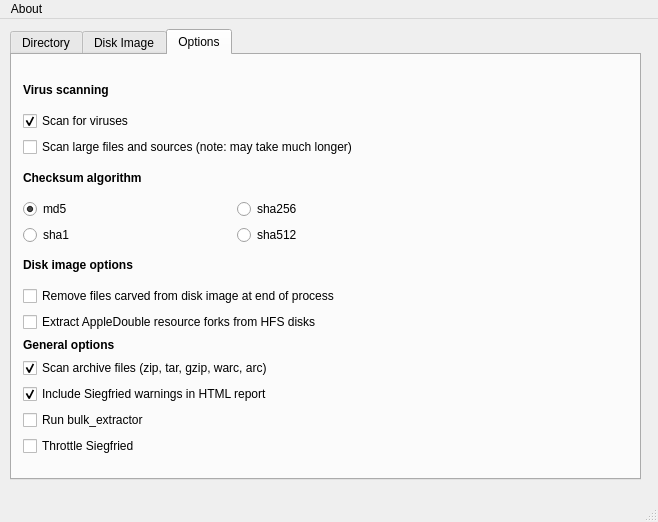
This is design.ui in tw4l/brunnhilde-gui as Qt 5 draws it before an edit. The edited form follows.
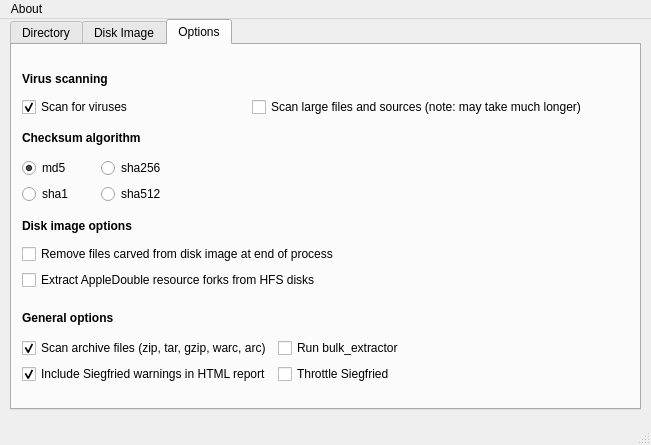
This is the edited form. The open tabs and pages were chosen to show the change.

Commit message: Resize options

The edit to the form file:
```diff
--- a/design.ui
+++ b/design.ui
@@ -6,8 +6,8 @@
    <rect>
     <x>0</x>
     <y>0</y>
-    <width>658</width>
-    <height>522</height>
+    <width>651</width>
+    <height>445</height>
    </rect>
   </property>
   <property name="windowTitle">
@@ -18,9 +18,9 @@
     <property name="geometry">
      <rect>
       <x>10</x>
-      <y>10</y>
+      <y>0</y>
       <width>631</width>
-      <height>451</height>
+      <height>391</height>
      </rect>
     </property>
     <property name="currentIndex">
@@ -309,17 +309,48 @@
      <attribute name="title">
       <string>Options</string>
      </attribute>
-     <widget class="QWidget" name="layoutWidget_3">
+     <widget class="QWidget" name="">
       <property name="geometry">
        <rect>
-        <x>11</x>
-        <y>21</y>
-        <width>422</width>
-        <height>380</height>
+        <x>10</x>
+        <y>170</y>
+        <width>401</width>
+        <height>75</height>
        </rect>
       </property>
-      <layout class="QVBoxLayout" name="verticalLayout_16">
+      <layout class="QVBoxLayout" name="verticalLayout_3">
        <item>
+        <widget class="QLabel" name="label_8">
+         <property name="text">
+          <string>&lt;html&gt;&lt;head/&gt;&lt;body&gt;&lt;p&gt;&lt;span style=&quot; font-weight:600;&quot;&gt;Disk image options&lt;/span&gt;&lt;/p&gt;&lt;/body&gt;&lt;/html&gt;</string>
+         </property>
+        </widget>
+       </item>
+       <item>
+        <widget class="QCheckBox" name="removeFiles">
+         <property name="text">
+          <string>Remove files carved from disk image at end of process</string>
+         </property>
+        </widget>
+       </item>
+       <item>
+        <widget class="QCheckBox" name="resForks">
+         <property name="text">
+          <string>Extract AppleDouble resource forks from HFS disks</string>
+         </property>
+        </widget>
+       </item>
+      </layout>
+     </widget>
+     <widget class="QWidget" name="">
+      <property name="geometry">
+       <rect>
+        <x>10</x>
+        <y>23</y>
+        <width>565</width>
+        <height>49</height>
+       </rect>
+      </property>
         <layout class="QVBoxLayout" name="verticalLayout">
          <item>
           <widget class="QLabel" name="label_2">
@@ -329,6 +360,8 @@
           </widget>
          </item>
          <item>
+        <layout class="QHBoxLayout" name="horizontalLayout_7">
+         <item>
           <widget class="QCheckBox" name="virusScan">
            <property name="text">
             <string>Scan for viruses</string>
@@ -347,7 +380,17 @@
          </item>
         </layout>
        </item>
-       <item>
+      </layout>
+     </widget>
+     <widget class="QWidget" name="">
+      <property name="geometry">
+       <rect>
+        <x>10</x>
+        <y>80</y>
+        <width>151</width>
+        <height>79</height>
+       </rect>
+      </property>
         <layout class="QVBoxLayout" name="verticalLayout_2">
          <item>
           <widget class="QLabel" name="label_3">
@@ -357,7 +400,7 @@
           </widget>
          </item>
          <item>
-          <layout class="QHBoxLayout" name="horizontalLayout_7">
+        <layout class="QHBoxLayout" name="horizontalLayout_8">
            <item>
             <widget class="QRadioButton" name="md5">
              <property name="text">
@@ -378,7 +421,7 @@
           </layout>
          </item>
          <item>
-          <layout class="QHBoxLayout" name="horizontalLayout_8">
+        <layout class="QHBoxLayout" name="horizontalLayout_9">
            <item>
             <widget class="QRadioButton" name="sha1">
              <property name="text">
@@ -396,33 +439,16 @@
           </layout>
          </item>
         </layout>
-       </item>
-       <item>
-        <layout class="QVBoxLayout" name="verticalLayout_3">
-         <item>
-          <widget class="QLabel" name="label_8">
-           <property name="text">
-            <string>&lt;html&gt;&lt;head/&gt;&lt;body&gt;&lt;p&gt;&lt;span style=&quot; font-weight:600;&quot;&gt;Disk image options&lt;/span&gt;&lt;/p&gt;&lt;/body&gt;&lt;/html&gt;</string>
-           </property>
-          </widget>
-         </item>
-         <item>
-          <widget class="QCheckBox" name="removeFiles">
-           <property name="text">
-            <string>Remove files carved from disk image at end of process</string>
-           </property>
-          </widget>
-         </item>
-         <item>
-          <widget class="QCheckBox" name="resForks">
-           <property name="text">
-            <string>Extract AppleDouble resource forks from HFS disks</string>
-           </property>
-          </widget>
-         </item>
-        </layout>
-       </item>
-       <item>
+     </widget>
+     <widget class="QWidget" name="">
+      <property name="geometry">
+       <rect>
+        <x>10</x>
+        <y>260</y>
+        <width>478</width>
+        <height>79</height>
+       </rect>
+      </property>
         <layout class="QVBoxLayout" name="verticalLayout_4">
          <item>
           <widget class="QLabel" name="label_4">
@@ -432,6 +458,8 @@
           </widget>
          </item>
          <item>
+        <layout class="QHBoxLayout" name="horizontalLayout_10">
+         <item>
           <widget class="QCheckBox" name="scanArchives">
            <property name="text">
             <string>Scan archive files (zip, tar, gzip, warc, arc)</string>
@@ -441,16 +469,6 @@
            </property>
           </widget>
          </item>
-         <item>
-          <widget class="QCheckBox" name="sfWarnings">
-           <property name="text">
-            <string>Include Siegfried warnings in HTML report</string>
-           </property>
-           <property name="checked">
-            <bool>true</bool>
-           </property>
-          </widget>
-         </item>
          <item>
           <widget class="QCheckBox" name="bulkExtractor">
            <property name="text">
@@ -458,6 +476,20 @@
            </property>
           </widget>
          </item>
+        </layout>
+       </item>
+       <item>
+        <layout class="QHBoxLayout" name="horizontalLayout_11">
+         <item>
+          <widget class="QCheckBox" name="sfWarnings">
+           <property name="text">
+            <string>Include Siegfried warnings in HTML report</string>
+           </property>
+           <property name="checked">
+            <bool>true</bool>
+           </property>
+          </widget>
+         </item>
          <item>
           <widget class="QCheckBox" name="throttleSiegfried">
            <property name="text">
@@ -478,7 +510,7 @@
     <rect>
      <x>0</x>
      <y>0</y>
-     <width>658</width>
+     <width>651</width>
      <height>25</height>
     </rect>
    </property>
```
Left out of the diff: 2 changed lines with no effect on the pictures. Lines whose indentation alone changed are shown as unchanged. The commit also changes 1 other file.
